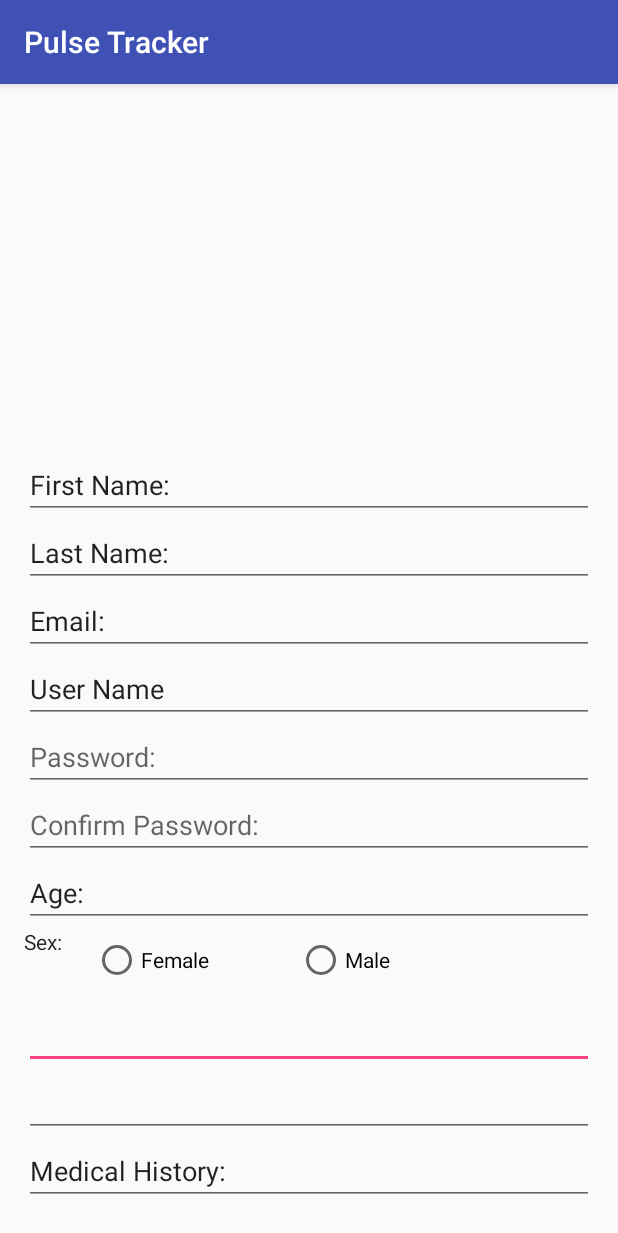
After one commit to Bijon90/coms514project, an Android app: the RegisterActivity screen opened directly, with no data from a screen before it, on a phone screen of 412 x 824 dp. The commit adds this screen. Shown: the top 1233 px of the screen. Run offline under Robolectric (Android 15) with nearby library versions, the phone set to English and light mode, and no system bars.

Commit message:
UI Screens
Added Register, User Profile, Alert List

```diff
--- /dev/null
+++ b/MyApplication2/app/src/main/java/com/example/preeti/myapplication/RegisterActivity.java
@@ -0,0 +1,13 @@
+package com.example.preeti.myapplication;
+
+import android.support.v7.app.AppCompatActivity;
+import android.os.Bundle;
+
+public class RegisterActivity extends AppCompatActivity {
+
+    @Override
+    protected void onCreate(Bundle savedInstanceState) {
+        super.onCreate(savedInstanceState);
+        setContentView(R.layout.activity_register);
+    }
+}
--- /dev/null
+++ b/MyApplication2/app/src/main/res/layout/activity_register.xml
@@ -0,0 +1,146 @@
+<?xml version="1.0" encoding="utf-8"?>
+<RelativeLayout xmlns:android="http://schemas.android.com/apk/res/android"
+    xmlns:tools="http://schemas.android.com/tools"
+    android:id="@+id/activity_register"
+    android:layout_width="match_parent"
+    android:layout_height="match_parent"
+    android:paddingBottom="@dimen/activity_vertical_margin"
+    android:paddingLeft="@dimen/activity_horizontal_margin"
+    android:paddingRight="@dimen/activity_horizontal_margin"
+    android:paddingTop="@dimen/activity_vertical_margin"
+    tools:context="com.example.preeti.myapplication.RegisterActivity">
+
+    <RadioButton
+        android:text="Female"
+        android:layout_width="100dp"
+        android:layout_height="wrap_content"
+        android:id="@+id/radioButton2"
+        android:layout_marginBottom="152dp"
+        android:layout_marginLeft="46dp"
+        android:layout_alignParentBottom="true"
+        android:layout_alignParentLeft="true" />
+
+    <RadioButton
+        android:text="Male"
+        android:layout_width="100dp"
+        android:layout_height="wrap_content"
+        android:id="@+id/radioButton"
+        android:layout_alignBaseline="@+id/radioButton2"
+        android:layout_alignBottom="@+id/radioButton2"
+        android:layout_toRightOf="@+id/radioButton2"
+        android:layout_marginLeft="36dp" />
+
+    <EditText
+        android:layout_width="match_parent"
+        android:layout_height="wrap_content"
+        android:inputType="number"
+        android:ems="10"
+        android:layout_below="@+id/radioButton"
+        android:layout_alignParentLeft="true"
+        android:layout_marginTop="11dp"
+        android:id="@+id/editText11"
+        tools:text="Weight:" />
+
+    <EditText
+        android:layout_width="match_parent"
+        android:layout_height="wrap_content"
+        android:inputType="textMultiLine"
+        android:ems="10"
+        android:layout_below="@+id/editText12"
+        android:layout_alignParentLeft="true"
+        android:id="@+id/editText13"
+        android:text="Medical History:" />
+
+    <EditText
+        android:layout_width="match_parent"
+        android:layout_height="wrap_content"
+        android:inputType="number"
+        android:ems="10"
+        android:id="@+id/editText12"
+        tools:text="Height:"
+        android:layout_below="@+id/editText11"
+        android:layout_alignParentLeft="true" />
+
+    <LinearLayout
+        android:orientation="vertical"
+        android:layout_width="match_parent"
+        android:layout_height="wrap_content"
+        android:weightSum="1"
+        android:layout_alignBottom="@+id/editText13"
+        android:layout_alignParentLeft="true">
+
+        <EditText
+            android:layout_width="match_parent"
+            android:layout_height="wrap_content"
+            android:inputType="textPersonName"
+            android:text="First Name:"
+            android:ems="10"
+            android:id="@+id/editText"
+            android:hint="First Name:" />
+
+        <EditText
+            android:layout_width="match_parent"
+            android:layout_height="wrap_content"
+            android:inputType="textPersonName"
+            android:text="Last Name:"
+            android:ems="10"
+            android:id="@+id/editText2"
+            android:hint="Last Name:" />
+
+        <EditText
+            android:layout_width="match_parent"
+            android:layout_height="wrap_content"
+            android:inputType="textEmailAddress"
+            android:ems="10"
+            android:id="@+id/editText3"
+            android:hint="@string/prompt_email"
+            android:text="Email:" />
+
+        <EditText
+            android:layout_width="match_parent"
+            android:layout_height="wrap_content"
+            android:inputType="textPersonName"
+            android:text="User Name"
+            android:ems="10"
+            android:id="@+id/editText4"
+            android:hint="UserName:" />
+
+        <EditText
+            android:layout_width="match_parent"
+            android:layout_height="wrap_content"
+            android:inputType="textPassword"
+            android:ems="10"
+            android:id="@+id/editText5"
+            android:hint="@string/prompt_password" />
+
+        <EditText
+            android:layout_width="match_parent"
+            android:layout_height="wrap_content"
+            android:inputType="textPassword"
+            android:ems="10"
+            android:id="@+id/editText7"
+            android:hint="@string/confirm_password" />
+
+        <EditText
+            android:layout_width="match_parent"
+            android:layout_height="wrap_content"
+            android:inputType="number"
+            android:ems="10"
+            android:id="@+id/editText9"
+            android:text="Age:" />
+
+        <TextView
+            android:text="Sex: "
+            android:layout_width="43dp"
+            android:layout_alignParentBottom="true"
+            android:layout_alignParentLeft="true"
+            android:layout_marginBottom="157dp"
+            android:id="@+id/textView"
+            android:layout_height="28dp"
+            android:textAppearance="@style/TextAppearance.AppCompat"
+            android:layout_weight="0.05" />
+
+    </LinearLayout>
+
+
+</RelativeLayout>
--- /dev/null
+++ b/MyApplication2/app/src/main/res/values-w820dp/dimens.xml
@@ -0,0 +1,6 @@
+<resources>
+    <!-- Example customization of dimensions originally defined in res/values/dimens.xml
+         (such as screen margins) for screens with more than 820dp of available width. This
+         would include 7" and 10" devices in landscape (~960dp and ~1280dp respectively). -->
+    <dimen name="activity_horizontal_margin">64dp</dimen>
+</resources>
--- a/MyApplication2/app/src/main/res/values/strings.xml
+++ b/MyApplication2/app/src/main/res/values/strings.xml
@@ -3,7 +3,8 @@
 
     <!-- Strings related to login -->
     <string name="prompt_email">Email</string>
-    <string name="prompt_password">Password (optional)</string>
+    <string name="prompt_password">Password: </string>
+    <string name="confirm_password">Confirm Password: </string>
     <string name="action_sign_in">Sign in or register</string>
     <string name="action_sign_in_short">Sign in</string>
     <string name="error_invalid_email">This email address is invalid</string>
```
Also changed, not shown: MyApplication2/app/src/main/AndroidManifest.xml (+5 -2 lines), MyApplication2/app/src/main/java/com/example/preeti/myapplication/AlertListActivity.java (added, +13 -0 lines), MyApplication2/app/src/main/java/com/example/preeti/myapplication/HomePageActivity.java (added, +13 -0 lines), MyApplication2/app/src/main/java/com/example/preeti/myapplication/UserProfileActivity.java (added, +13 -0 lines), MyApplication2/app/src/main/res/layout/activity_alert_list.xml (added, +70 -0 lines), MyApplication2/app/src/main/res/layout/activity_home_page.xml (added, +13 -0 lines), MyApplication2/app/src/main/res/layout/activity_user_profile.xml (added, +99 -0 lines).
